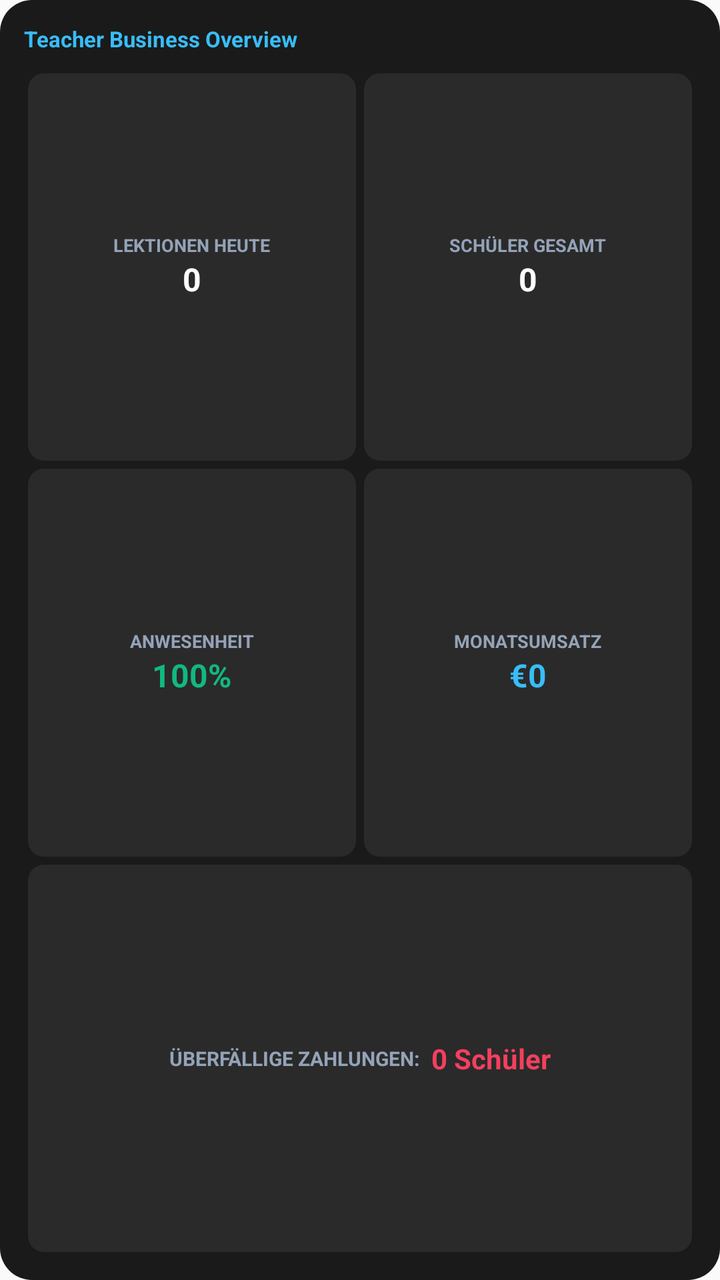
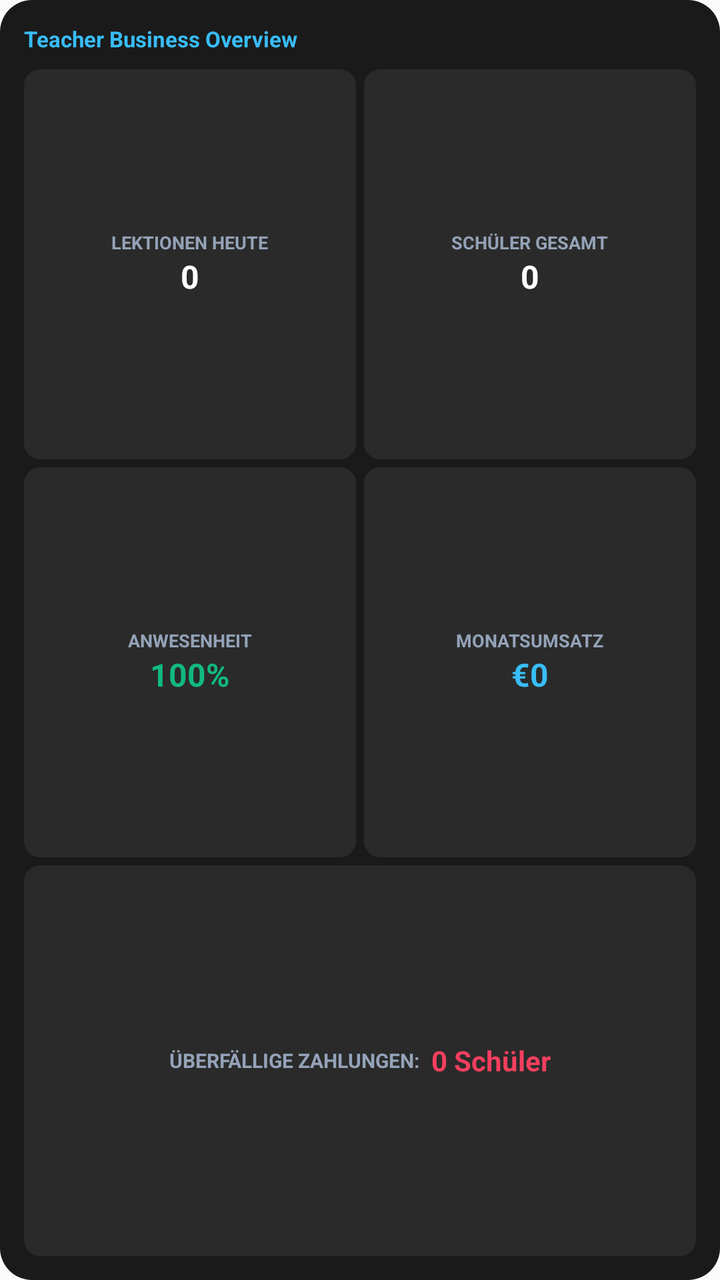

Before-and-after screenshots of an Android layout around one commit, followed by the original layout XML and the change that was made.
<!-- AndroidManifest.xml: application theme AppTheme -->
<!-- res/layout/widget_mini_dashboard.xml -->
<?xml version="1.0" encoding="utf-8"?>
<LinearLayout xmlns:android="http://schemas.android.com/apk/res/android"
    android:id="@+id/widget_container"
    android:layout_width="match_parent"
    android:layout_height="match_parent"
    android:background="@drawable/widget_bg"
    android:orientation="vertical"
    android:padding="12dp">

    <TextView
        android:layout_width="wrap_content"
        android:layout_height="wrap_content"
        android:text="Teacher Business Overview"
        android:textColor="#38BDF8"
        android:textSize="11sp"
        android:textStyle="bold" />

    <GridLayout
        android:layout_width="match_parent"
        android:layout_height="0dp"
        android:layout_marginTop="8dp"
        android:layout_weight="1"
        android:columnCount="2"
        android:rowCount="3">

        <LinearLayout
            android:layout_width="0dp"
            android:layout_height="0dp"
            android:layout_rowWeight="1"
            android:layout_columnWeight="1"
            android:layout_margin="2dp"
            android:background="@drawable/widget_item_bg"
            android:gravity="center"
            android:orientation="vertical">

            <TextView
                android:layout_width="wrap_content"
                android:layout_height="wrap_content"
                android:text="LEKTIONEN HEUTE"
                android:textColor="#94A3B8"
                android:textSize="9sp"
                android:textStyle="bold" />

            <TextView
                android:id="@+id/dash_lessons_today"
                android:layout_width="wrap_content"
                android:layout_height="wrap_content"
                android:text="0"
                android:textColor="#FFFFFF"
                android:textSize="16sp"
                android:textStyle="bold" />
        </LinearLayout>

        <LinearLayout
            android:layout_width="0dp"
            android:layout_height="0dp"
            android:layout_rowWeight="1"
            android:layout_columnWeight="1"
            android:layout_margin="2dp"
            android:background="@drawable/widget_item_bg"
            android:gravity="center"
            android:orientation="vertical">

            <TextView
                android:layout_width="wrap_content"
                android:layout_height="wrap_content"
                android:text="SCHÜLER GESAMT"
                android:textColor="#94A3B8"
                android:textSize="9sp"
                android:textStyle="bold" />

            <TextView
                android:id="@+id/dash_total_students"
                android:layout_width="wrap_content"
                android:layout_height="wrap_content"
                android:text="0"
                android:textColor="#FFFFFF"
                android:textSize="16sp"
                android:textStyle="bold" />
        </LinearLayout>

        <LinearLayout
            android:layout_width="0dp"
            android:layout_height="0dp"
            android:layout_rowWeight="1"
            android:layout_columnWeight="1"
            android:layout_margin="2dp"
            android:background="@drawable/widget_item_bg"
            android:gravity="center"
            android:orientation="vertical">

            <TextView
                android:layout_width="wrap_content"
                android:layout_height="wrap_content"
                android:text="ANWESENHEIT"
                android:textColor="#94A3B8"
                android:textSize="9sp"
                android:textStyle="bold" />

            <TextView
                android:id="@+id/dash_attendance_rate"
                android:layout_width="wrap_content"
                android:layout_height="wrap_content"
                android:text="100%"
                android:textColor="#10B981"
                android:textSize="16sp"
                android:textStyle="bold" />
        </LinearLayout>

        <LinearLayout
            android:layout_width="0dp"
            android:layout_height="0dp"
            android:layout_rowWeight="1"
            android:layout_columnWeight="1"
            android:layout_margin="2dp"
            android:background="@drawable/widget_item_bg"
            android:gravity="center"
            android:orientation="vertical">

            <TextView
                android:layout_width="wrap_content"
                android:layout_height="wrap_content"
                android:text="MONATSUMSATZ"
                android:textColor="#94A3B8"
                android:textSize="9sp"
                android:textStyle="bold" />

            <TextView
                android:id="@+id/dash_monthly_rev"
                android:layout_width="wrap_content"
                android:layout_height="wrap_content"
                android:text="€0"
                android:textColor="#38BDF8"
                android:textSize="16sp"
                android:textStyle="bold" />
        </LinearLayout>

        <LinearLayout
            android:layout_width="0dp"
            android:layout_height="0dp"
            android:layout_rowWeight="1"
            android:layout_columnSpan="2"
            android:layout_columnWeight="2"
            android:layout_margin="2dp"
            android:background="@drawable/widget_item_bg"
            android:gravity="center"
            android:orientation="horizontal">

            <TextView
                android:layout_width="wrap_content"
                android:layout_height="wrap_content"
                android:text="ÜBERFÄLLIGE ZAHLUNGEN:"
                android:textColor="#94A3B8"
                android:textSize="10sp"
                android:textStyle="bold" />

            <TextView
                android:id="@+id/dash_overdue_count"
                android:layout_width="wrap_content"
                android:layout_height="wrap_content"
                android:layout_marginStart="6dp"
                android:text="0 Schüler"
                android:textColor="#F43F5E"
                android:textSize="14sp"
                android:textStyle="bold" />
        </LinearLayout>
    </GridLayout>
</LinearLayout>
<!-- resources referenced by this layout -->
<resources>
  <!-- drawable widget_bg (drawable) -->
  <?xml version="1.0" encoding="utf-8"?>
  <shape xmlns:android="http://schemas.android.com/apk/res/android">
      <solid android:color="#1A1A1A" />
      <corners android:radius="16dp" />
  </shape>
  <!-- drawable widget_item_bg (drawable) -->
  <?xml version="1.0" encoding="utf-8"?>
  <shape xmlns:android="http://schemas.android.com/apk/res/android">
      <solid android:color="#2A2A2A" />
      <corners android:radius="8dp" />
  </shape>
  <style name="AppTheme" parent="Theme.AppCompat.Light.DarkActionBar">
          
          <item name="colorPrimary">@color/colorPrimary</item>
          <item name="colorPrimaryDark">@color/colorPrimaryDark</item>
          <item name="colorAccent">@color/colorAccent</item>
      </style>
</resources>

<!-- the commit's change to res/layout/widget_mini_dashboard.xml (unified diff, before → after) -->
@@ -15,20 +15,17 @@
         android:textSize="11sp"
         android:textStyle="bold" />
 
-    <GridLayout
+    <LinearLayout
         android:layout_width="match_parent"
         android:layout_height="0dp"
         android:layout_marginTop="8dp"
         android:layout_weight="1"
-        android:columnCount="2"
-        android:rowCount="3">
+        android:orientation="horizontal">
 
         <LinearLayout
             android:layout_width="0dp"
-            android:layout_height="0dp"
-            android:layout_rowWeight="1"
-            android:layout_columnWeight="1"
-            android:layout_margin="2dp"
+            android:layout_height="match_parent"
+            android:layout_weight="1"
             android:background="@drawable/widget_item_bg"
             android:gravity="center"
             android:orientation="vertical">
@@ -53,10 +50,9 @@
 
         <LinearLayout
             android:layout_width="0dp"
-            android:layout_height="0dp"
-            android:layout_rowWeight="1"
-            android:layout_columnWeight="1"
-            android:layout_margin="2dp"
+            android:layout_height="match_parent"
+            android:layout_weight="1"
+            android:layout_marginStart="4dp"
             android:background="@drawable/widget_item_bg"
             android:gravity="center"
             android:orientation="vertical">
@@ -78,13 +74,19 @@
                 android:textSize="16sp"
                 android:textStyle="bold" />
         </LinearLayout>
+    </LinearLayout>
+
+    <LinearLayout
+        android:layout_width="match_parent"
+        android:layout_height="0dp"
+        android:layout_marginTop="4dp"
+        android:layout_weight="1"
+        android:orientation="horizontal">
 
         <LinearLayout
             android:layout_width="0dp"
-            android:layout_height="0dp"
-            android:layout_rowWeight="1"
-            android:layout_columnWeight="1"
-            android:layout_margin="2dp"
+            android:layout_height="match_parent"
+            android:layout_weight="1"
             android:background="@drawable/widget_item_bg"
             android:gravity="center"
             android:orientation="vertical">
@@ -109,10 +111,9 @@
 
         <LinearLayout
             android:layout_width="0dp"
-            android:layout_height="0dp"
-            android:layout_rowWeight="1"
-            android:layout_columnWeight="1"
-            android:layout_margin="2dp"
+            android:layout_height="match_parent"
+            android:layout_weight="1"
+            android:layout_marginStart="4dp"
             android:background="@drawable/widget_item_bg"
             android:gravity="center"
             android:orientation="vertical">
@@ -134,35 +135,34 @@
                 android:textSize="16sp"
                 android:textStyle="bold" />
         </LinearLayout>
+    </LinearLayout>
 
-        <LinearLayout
-            android:layout_width="0dp"
-            android:layout_height="0dp"
-            android:layout_rowWeight="1"
-            android:layout_columnSpan="2"
-            android:layout_columnWeight="2"
-            android:layout_margin="2dp"
-            android:background="@drawable/widget_item_bg"
-            android:gravity="center"
-            android:orientation="horizontal">
+    <LinearLayout
+        android:layout_width="match_parent"
+        android:layout_height="0dp"
+        android:layout_marginTop="4dp"
+        android:layout_weight="1"
+        android:background="@drawable/widget_item_bg"
+        android:gravity="center"
+        android:orientation="horizontal"
+        android:padding="6dp">
 
-            <TextView
-                android:layout_width="wrap_content"
-                android:layout_height="wrap_content"
-                android:text="ÜBERFÄLLIGE ZAHLUNGEN:"
-                android:textColor="#94A3B8"
-                android:textSize="10sp"
-                android:textStyle="bold" />
+        <TextView
+            android:layout_width="wrap_content"
+            android:layout_height="wrap_content"
+            android:text="ÜBERFÄLLIGE ZAHLUNGEN:"
+            android:textColor="#94A3B8"
+            android:textSize="10sp"
+            android:textStyle="bold" />
 
-            <TextView
-                android:id="@+id/dash_overdue_count"
-                android:layout_width="wrap_content"
-                android:layout_height="wrap_content"
-                android:layout_marginStart="6dp"
-                android:text="0 Schüler"
-                android:textColor="#F43F5E"
-                android:textSize="14sp"
-                android:textStyle="bold" />
-        </LinearLayout>
-    </GridLayout>
+        <TextView
+            android:id="@+id/dash_overdue_count"
+            android:layout_width="wrap_content"
+            android:layout_height="wrap_content"
+            android:layout_marginStart="6dp"
+            android:text="0 Schüler"
+            android:textColor="#F43F5E"
+            android:textSize="14sp"
+            android:textStyle="bold" />
+    </LinearLayout>
 </LinearLayout>
